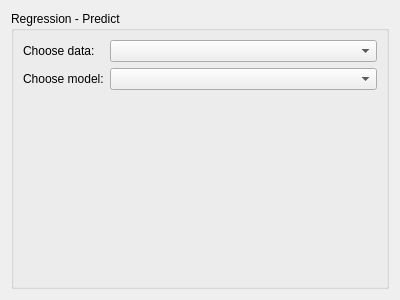
tisaconundrum2/PySAT-GUI, file ui/RegressionPredict.ui: the form before one commit.
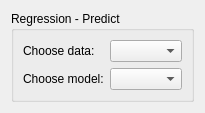
The form after the commit.

```diff
--- a/ui/RegressionPredict.ui
+++ b/ui/RegressionPredict.ui
@@ -2,14 +2,6 @@
 <ui version="4.0">
  <class>Form</class>
  <widget class="QWidget" name="Form">
-  <property name="geometry">
-   <rect>
-    <x>0</x>
-    <y>0</y>
-    <width>400</width>
-    <height>300</height>
-   </rect>
-  </property>
   <property name="sizePolicy">
    <sizepolicy hsizetype="Ignored" vsizetype="Ignored">
     <horstretch>0</horstretch>
```
